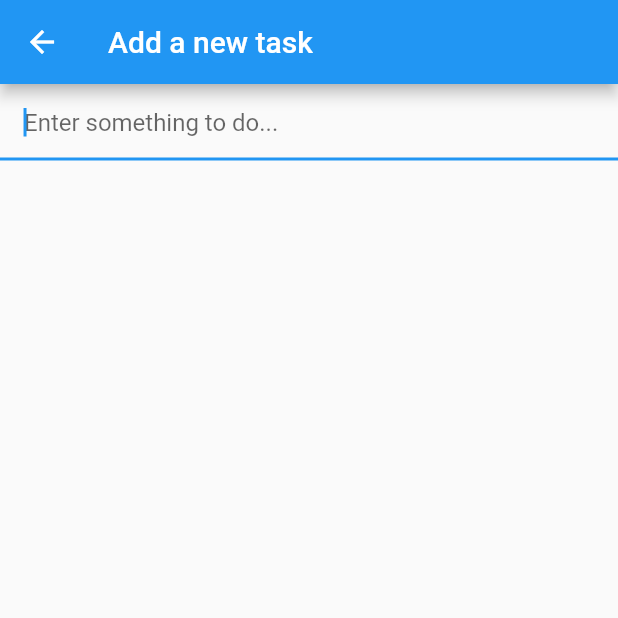
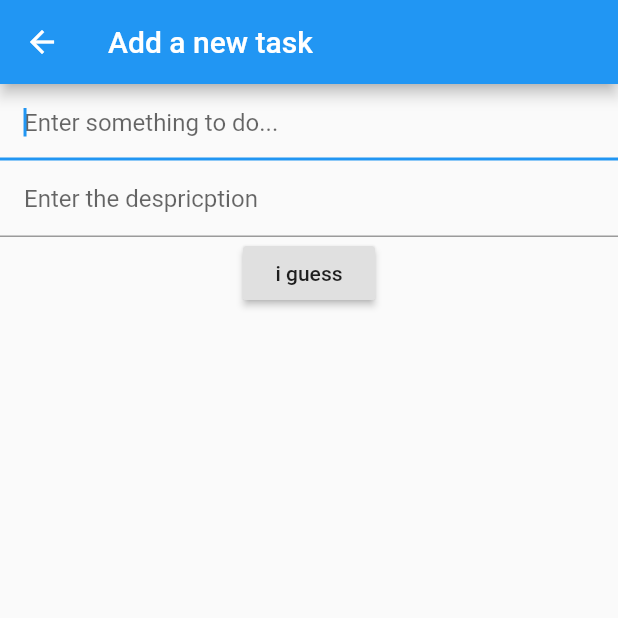
Before and after one commit to sherlockbeard/todolistapp, a Flutter app: the screen it shows after launch, after a tap on the "add" icon, on a phone screen of 412 x 824 dp, the top half of it. Run offline on Flutter 3.47's test engine with Material 2 defaults, Android fonts, the phone set to English and light mode, and no system bars.

Commit message:
added a descrpition and close button

```diff
--- a/lib/main.dart
+++ b/lib/main.dart
@@ -5,10 +5,7 @@ void main() => runApp(new TodoApp());
 class TodoApp extends StatelessWidget {
   @override
   Widget build(BuildContext context) {
-    return new MaterialApp(
-      title: 'Todo List',
-      home: new TodoList()
-    );
+    return new MaterialApp(title: 'Todo List', home: new TodoList());
   }
 }
 
@@ -23,7 +20,7 @@ class TodoListState extends State<TodoList> {
   // This will be called each time the + button is pressed
   void _addTodoItem(String task) {
     // Only add the task if the user actually entered something
-  if(task.length > 0) {
+    if (task.length > 0) {
       setState(() => _todoItems.add(task));
     }
   }
@@ -32,67 +29,69 @@ class TodoListState extends State<TodoList> {
   Widget _buildTodoList() {
     return new ListView.builder(
       itemBuilder: (context, index) {
-        // itemBuilder will be automatically be called as many times as it takes for the
-        // list to fill up its available space, which is most likely more than the
-        // number of todo items we have. So, we need to check the index is OK.
-        if(index < _todoItems.length) {
-          return _buildTodoItem(_todoItems[index]);
+        if (index < _todoItems.length) {
+          return _buildTodoItem(_todoItems[index], index);
         }
       },
     );
   }
 
-  // Build a single todo item
-  Widget _buildTodoItem(String todoText) {
+  Widget _buildTodoItem(String todoText, int index) {
     return new ListTile(
-      title: new Text(todoText)
-    );
+        title: new Text(todoText), onTap: () => _promptRemoveTodoItem(index));
   }
 
   @override
   Widget build(BuildContext context) {
     return new Scaffold(
-    appBar: new AppBar(
-      title: new Text('Todo List')
-    ),
+      appBar: new AppBar(title: new Text('Todo List')),
       body: _buildTodoList(),
       floatingActionButton: new FloatingActionButton(
-      onPressed: _pushAddTodoScreen, // pressing this button now opens the new screen
+          onPressed:
+              _pushAddTodoScreen, // pressing this button now opens the new screen
           tooltip: 'Add task',
-      child: new Icon(Icons.add)
-    ),
+          child: new Icon(Icons.add)),
     );
   }
+
   void _pushAddTodoScreen() {
     // Push this page onto the stack
     Navigator.of(context).push(
         // MaterialPageRoute will automatically animate the screen entry, as well
         // as adding a back button to close it
-    new MaterialPageRoute(
-      builder: (context) {
+        new MaterialPageRoute(builder: (context) {
+          String val1="";
+          String val2="";
       return new Scaffold(
-          appBar: new AppBar(
-            title: new Text('Add a new task')
-          ),
-          body: new TextField(
+          appBar: new AppBar(title: new Text('Add a new task')),
+          body: Column(
+            children: <Widget>[
+              new TextField(
                 autofocus: true,
-            onSubmitted: (val) {
-              _addTodoItem(val);
-              Navigator.pop(context); // Close the add todo screen
+                onChanged: (text) {
+                  val1 = text;
                 },
                 decoration: new InputDecoration(
                     hintText: 'Enter something to do...',
-              contentPadding: const EdgeInsets.all(16.0)
+                    contentPadding: const EdgeInsets.all(16.0)),
               ),
-          )
-        );
+              TextField(
+                onChanged: (text){
+                  val2 = text;
+                },
+                decoration: InputDecoration(
+                    hintText: 'Enter the despricption',
+                    contentPadding: EdgeInsets.all(16)),
+              ), RaisedButton(onPressed:(){ _addTodoItem(val1);Navigator.pop(context);},child: Text('i guess'),)
+            ],
+          ));
+    }));
   }
-    )
-  );
-}
+
   void _removeTodoItem(int index) {
     setState(() => _todoItems.removeAt(index));
   }
+
   void _promptRemoveTodoItem(int index) {
     showDialog(
         context: context,
@@ -102,19 +101,14 @@ void _promptRemoveTodoItem(int index) {
               actions: <Widget>[
                 new FlatButton(
                     child: new Text('CANCEL'),
-            onPressed: () => Navigator.of(context).pop()
-          ),
+                    onPressed: () => Navigator.of(context).pop()),
                 new FlatButton(
                     child: new Text('MARK AS DONE'),
                     onPressed: () {
                       _removeTodoItem(index);
                       Navigator.of(context).pop();
+                    })
+              ]);
+        });
   }
-          )
-        ]
-      );
 }
-  );
-}
-
-}
```
Lines whose indentation alone changed are shown as unchanged.
